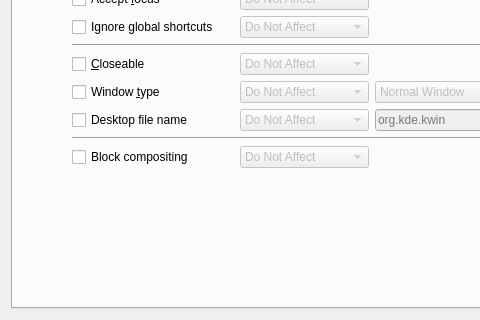
Old version of the form kcmkwin/kwinrules/ruleswidgetbase.ui in the repository tildearrow/kwin-lowlatency; both pictures show x 0 to 480 and y 268 to 588 of the 592 by 588 pixel window.
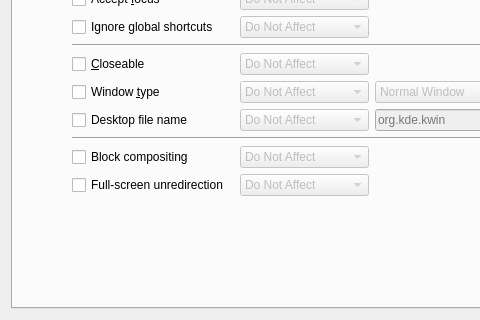
New version of the form. The open tabs and pages were chosen to show the change. Custom widgets are drawn as their Qt base class.

Commit message: now update the rules config dialog

The edit to the form file:
```diff
--- a/kcmkwin/kwinrules/ruleswidgetbase.ui
+++ b/kcmkwin/kwinrules/ruleswidgetbase.ui
@@ -2601,7 +2601,43 @@
          </property>
         </widget>
        </item>
-       <item row="18" column="2">
+       <item row="18" column="1">
+        <widget class="QCheckBox" name="enable_allowunredirect">
+         <property name="text">
+          <string>Full-screen unredirection</string>
+         </property>
+        </widget>
+       </item>
+       <item row="18" column="2" colspan="3">
+        <widget class="QComboBox" name="rule_allowunredirect">
+         <property name="enabled">
+          <bool>false</bool>
+         </property>
+         <item>
+          <property name="text">
+           <string>Do Not Affect</string>
+          </property>
+         </item>
+         <item>
+          <property name="text">
+           <string>Force</string>
+          </property>
+         </item>
+         <item>
+          <property name="text">
+           <string>Force Temporarily</string>
+          </property>
+         </item>
+        </widget>
+       </item>
+       <item row="18" column="5">
+        <widget class="YesNoBox" name="allowunredirect" native="true">
+         <property name="enabled">
+          <bool>false</bool>
+         </property>
+        </widget>
+       </item>
+       <item row="19" column="2">
         <spacer name="verticalSpacer_5">
          <property name="orientation">
           <enum>Qt::Vertical</enum>
```
The commit also changes 2 other files.
